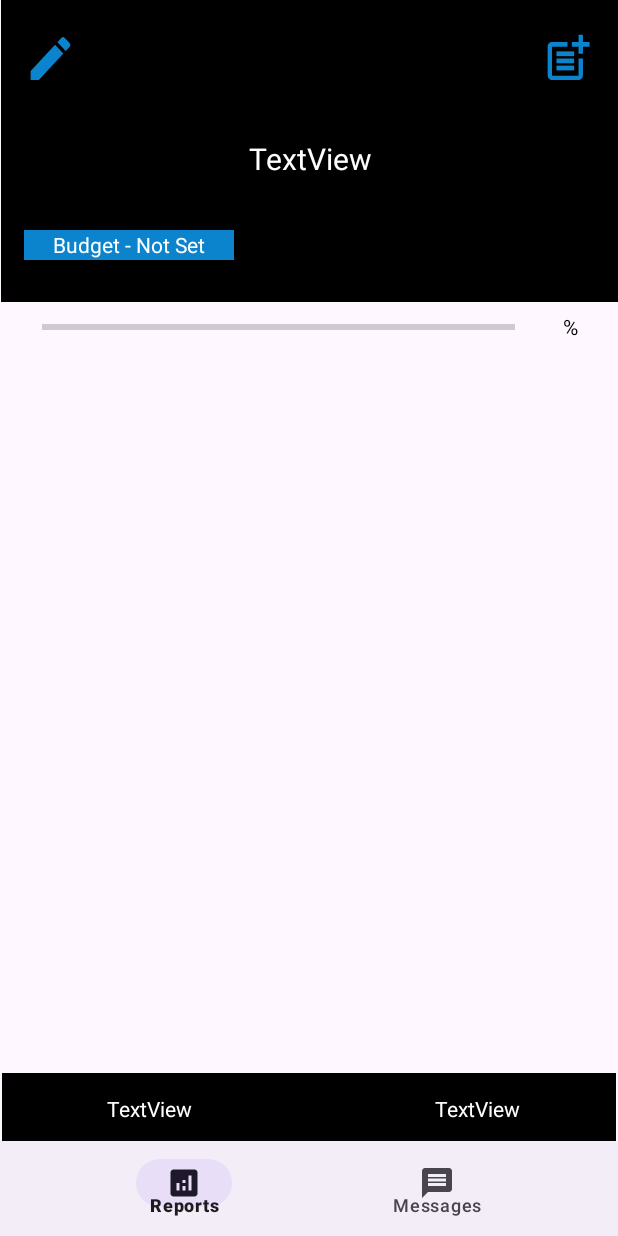
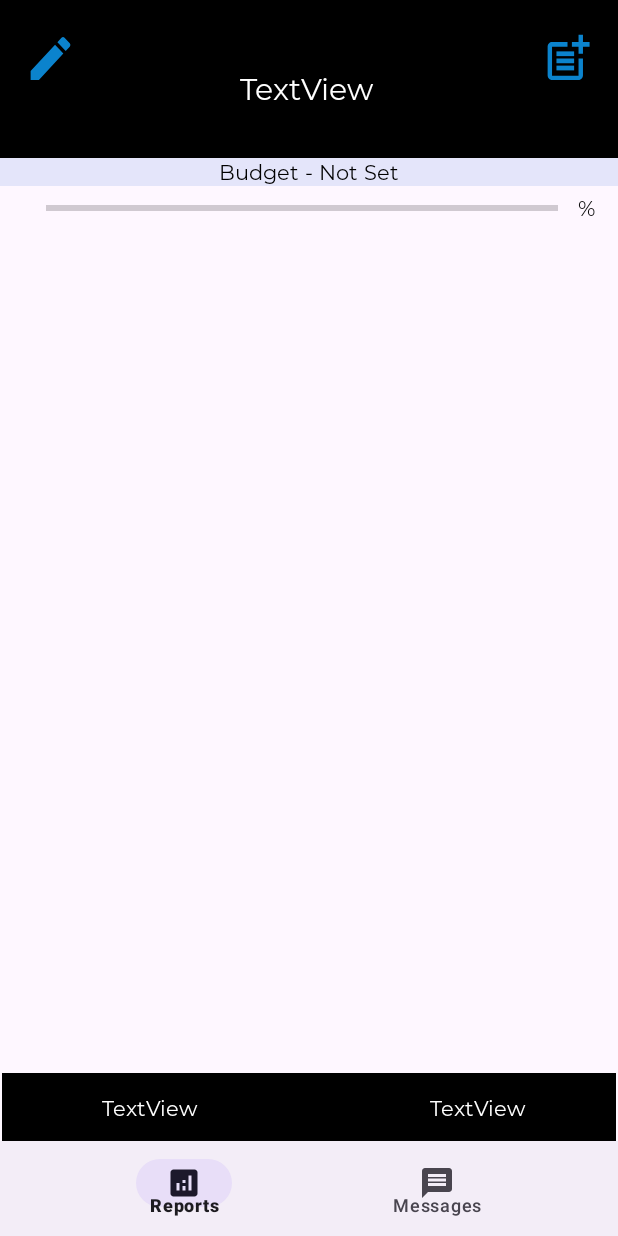
Before and after one commit to sureshselvadurai/WallNut, an Android app: the layout main_page.xml on its own in the app's theme, with its tools: preview values and no code run, on a phone screen of 412 x 824 dp. Run offline under Robolectric (Android 15) with nearby library versions, the phone set to English and light mode, and no system bars.

Commit message:
Layout Design

```diff
--- a/app/src/main/res/layout/main_page.xml
+++ b/app/src/main/res/layout/main_page.xml
@@ -7,8 +7,8 @@
 
     <View
         android:id="@+id/bgView"
-        android:layout_width="411dp"
-        android:layout_height="201dp"
+        android:layout_width="416dp"
+        android:layout_height="123dp"
         android:background="@color/black"
         app:layout_constraintEnd_toEndOf="parent"
         app:layout_constraintStart_toStartOf="parent"
@@ -26,8 +26,8 @@
 
     <FrameLayout
         android:id="@+id/DisplayView"
-        android:layout_width="413dp"
-        android:layout_height="432dp"
+        android:layout_width="411dp"
+        android:layout_height="510dp"
         app:layout_constraintBottom_toTopOf="@+id/bottomNavigationView"
         app:layout_constraintEnd_toEndOf="parent"
         app:layout_constraintHorizontal_bias="1.0"
@@ -35,6 +35,10 @@
         app:layout_constraintTop_toBottomOf="@+id/bgView"
         app:layout_constraintVertical_bias="1.0">
 
+        <View
+            android:id="@+id/view2"
+            android:layout_width="match_parent"
+            android:layout_height="200dp" />
     </FrameLayout>
 
     <Button
@@ -53,15 +57,17 @@
 
     <TextView
         android:id="@+id/textView3"
-        android:layout_width="157dp"
-        android:layout_height="44dp"
-        android:layout_marginTop="84dp"
+        android:layout_width="178dp"
+        android:layout_height="53dp"
+        android:layout_marginTop="32dp"
+        android:fontFamily="@font/montserratregular"
         android:gravity="center"
         android:onClick="refreshSMS"
         android:text="TextView"
         android:textColor="@color/white"
         android:textSize="20sp"
         app:layout_constraintEnd_toEndOf="parent"
+        app:layout_constraintHorizontal_bias="0.497"
         app:layout_constraintStart_toStartOf="@+id/bgView"
         app:layout_constraintTop_toTopOf="parent" />
 
@@ -89,6 +95,7 @@
         android:layout_width="185dp"
         android:layout_height="17dp"
         android:paddingStart="11dp"
+        android:fontFamily="@font/montserratregular"
         android:gravity="center"
         android:onClick="refreshSMS"
         android:text="TextView"
@@ -101,6 +108,7 @@
         android:id="@+id/textView5"
         android:layout_width="185dp"
         android:layout_height="17dp"
+        android:fontFamily="@font/montserratregular"
         android:gravity="center"
         android:onClick="refreshSMS"
         android:text="TextView"
@@ -113,37 +121,40 @@
     <ProgressBar
         android:id="@+id/progressBar"
         style="?android:attr/progressBarStyleHorizontal"
-        android:layout_width="315dp"
-        android:layout_height="36dp"
-        android:layout_marginStart="28dp"
-        android:layout_marginTop="200dp"
+        android:layout_width="341dp"
+        android:layout_height="38dp"
+        android:layout_marginStart="32dp"
+        android:layout_marginTop="120dp"
         android:max="100"
+        app:layout_constraintEnd_toStartOf="@+id/textView7"
         app:layout_constraintStart_toStartOf="parent"
         app:layout_constraintTop_toTopOf="@+id/bgView" />
 
     <TextView
+        android:id="@+id/textView7"
+        android:layout_width="42dp"
+        android:layout_height="38dp"
+        android:layout_marginTop="120dp"
+        android:gravity="center"
+        android:fontFamily="@font/montserratregular"
+        android:text="%"
+        android:textColor="@color/black"
+        app:layout_constraintEnd_toEndOf="parent"
+        app:layout_constraintTop_toTopOf="parent" />
+
+    <TextView
         android:id="@+id/textView6"
-        android:layout_width="140dp"
-        android:layout_height="20dp"
-        android:layout_marginStart="16dp"
-        android:layout_marginBottom="28dp"
-        android:background="@color/teal"
+        android:layout_width="match_parent"
+        android:layout_height="wrap_content"
+        android:layout_marginTop="105dp"
+        android:background="@color/lightBlue"
+        android:fontFamily="@font/montserratregular"
         android:gravity="center"
         android:text="Budget - Not Set"
-        android:textColor="@color/white"
-        app:layout_constraintBottom_toBottomOf="@+id/bgView"
-        app:layout_constraintStart_toStartOf="parent" />
-
-    <TextView
-        android:id="@+id/textView7"
-        android:layout_width="42dp"
-        android:layout_height="36dp"
-        android:layout_marginStart="16dp"
-        android:layout_marginTop="200dp"
-        android:gravity="center"
-        android:text="%"
         android:textColor="@color/black"
-        app:layout_constraintStart_toEndOf="@+id/progressBar"
-        app:layout_constraintTop_toTopOf="parent" />
+        app:layout_constraintEnd_toEndOf="parent"
+        app:layout_constraintHorizontal_bias="1.0"
+        app:layout_constraintStart_toStartOf="parent"
+        app:layout_constraintTop_toTopOf="@+id/bgView" />
 
 </androidx.constraintlayout.widget.ConstraintLayout>
--- a/app/src/main/res/values/colors.xml
+++ b/app/src/main/res/values/colors.xml
@@ -4,4 +4,5 @@
     <color name="white">#FFFFFFFF</color>
     <color name="transparent">#00ffffff</color>
     <color name="teal">#0B83CD</color>
+    <color name="lightBlue">#E4E5FA</color>
 </resources>
```
